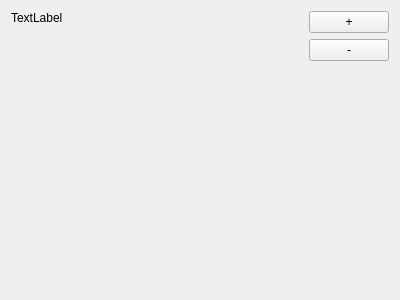
riuson/lcd-image-converter, file controls/widgetbitmapeditor.ui: the form before one commit.
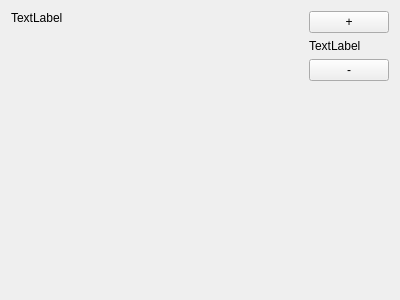
The form after the commit.

Commit message: Added manual scale control.

What changed in the file:
```diff
--- a/controls/widgetbitmapeditor.ui
+++ b/controls/widgetbitmapeditor.ui
@@ -42,6 +42,13 @@
        </property>
       </widget>
      </item>
+     <item>
+      <widget class="QLabel" name="labelScale">
+       <property name="text">
+        <string>TextLabel</string>
+       </property>
+      </widget>
+     </item>
      <item>
       <widget class="QPushButton" name="pushButtonMinus">
        <property name="text">
```
The commit also changes 2 other files.
